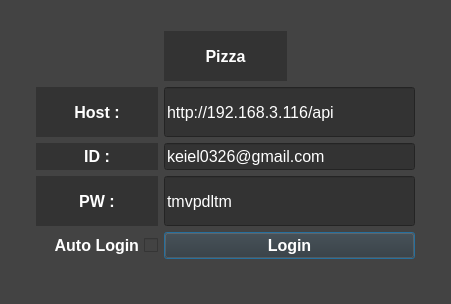
First picture: the form in python/PizzaMaya/ui/UI_design/Login.ui, repository KKW0/pizza_api, before the edit.
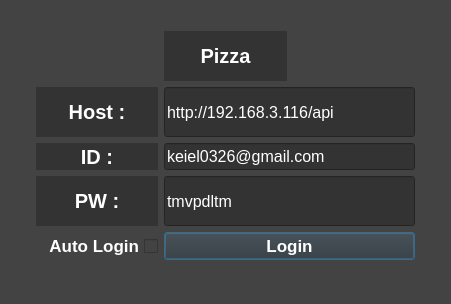
Second picture: the form after the edit.

Commit message: ui 파일 교체

What changed in the file:
```diff
--- a/python/PizzaMaya/ui/UI_design/Login.ui
+++ b/python/PizzaMaya/ui/UI_design/Login.ui
@@ -52,7 +52,7 @@
       </property>
       <property name="font">
        <font>
-        <pointsize>12</pointsize>
+        <pointsize>15</pointsize>
         <weight>75</weight>
         <bold>true</bold>
        </font>
@@ -95,7 +95,7 @@
       </property>
       <property name="font">
        <font>
-        <pointsize>12</pointsize>
+        <pointsize>15</pointsize>
         <weight>75</weight>
         <bold>true</bold>
        </font>
@@ -122,7 +122,7 @@
       </property>
       <property name="font">
        <font>
-        <pointsize>12</pointsize>
+        <pointsize>13</pointsize>
         <weight>75</weight>
         <bold>true</bold>
        </font>
@@ -212,7 +212,7 @@
       </property>
       <property name="font">
        <font>
-        <pointsize>12</pointsize>
+        <pointsize>15</pointsize>
         <weight>75</weight>
         <bold>true</bold>
        </font>
@@ -239,7 +239,7 @@
       </property>
       <property name="font">
        <font>
-        <pointsize>12</pointsize>
+        <pointsize>15</pointsize>
         <weight>75</weight>
         <bold>true</bold>
        </font>
@@ -290,7 +290,7 @@
       </property>
       <property name="font">
        <font>
-        <pointsize>12</pointsize>
+        <pointsize>13</pointsize>
         <weight>75</weight>
         <bold>true</bold>
        </font>
```
The commit also changes 3 other files.
